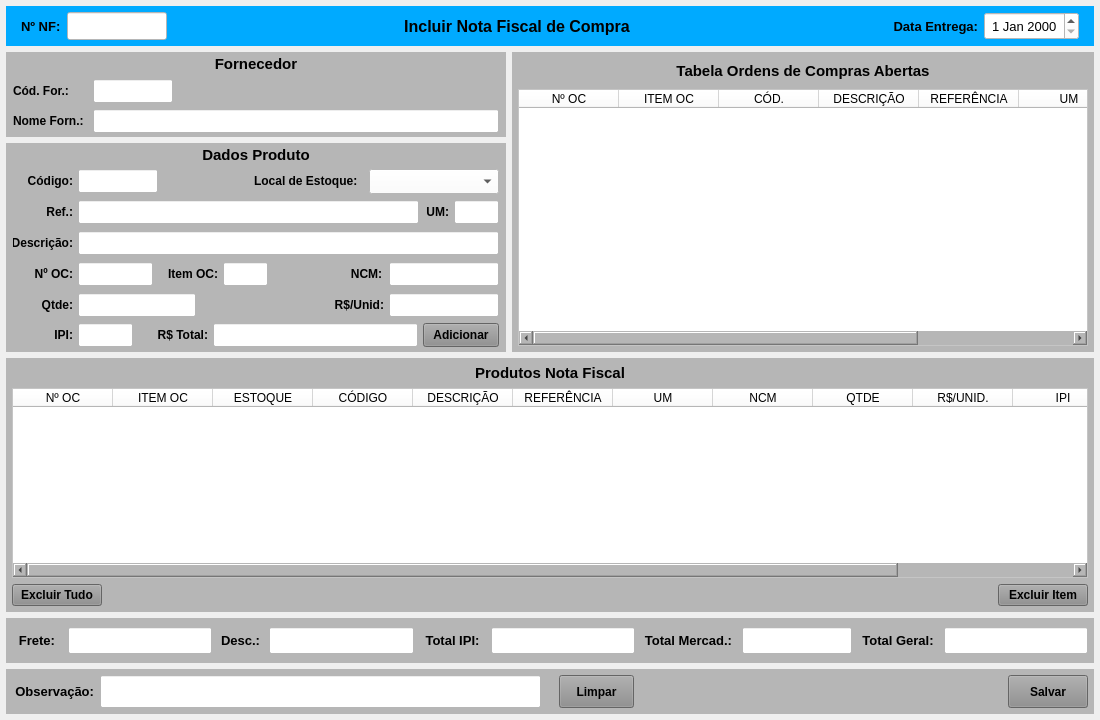
Azevedo84/erp_suzuki, file forms/tela_nf_compra_incluir.ui: the form before one commit.
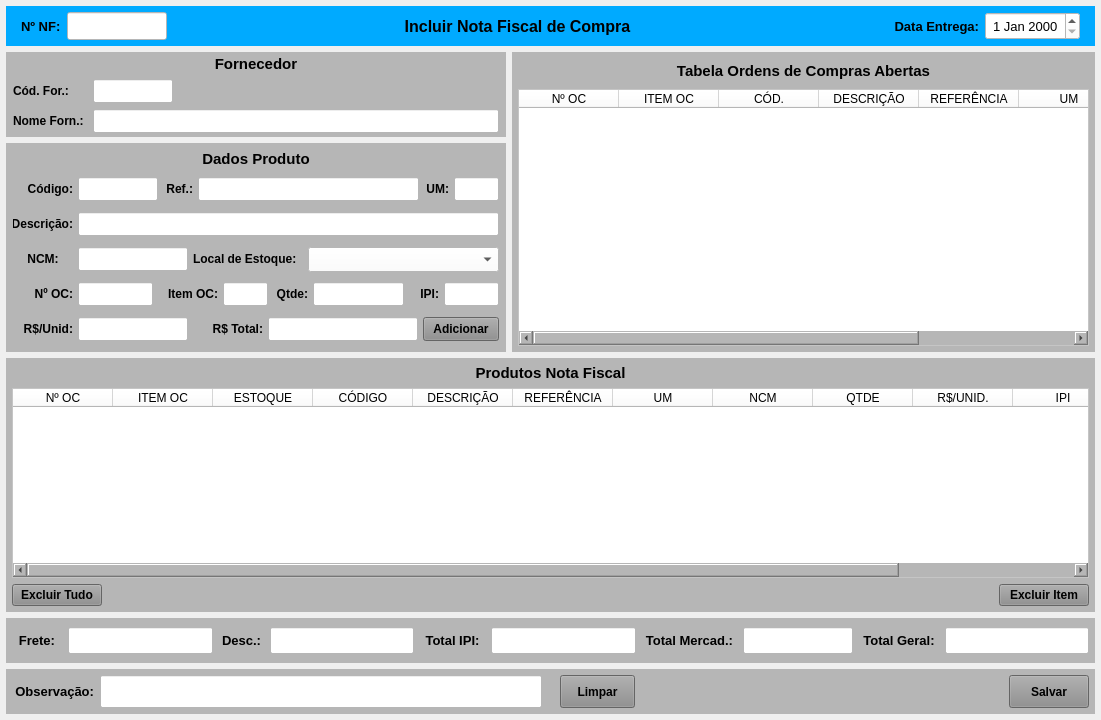
The form after the commit.

Patch:
```diff
--- a/forms/tela_nf_compra_incluir.ui
+++ b/forms/tela_nf_compra_incluir.ui
@@ -6,7 +6,7 @@
    <rect>
     <x>0</x>
     <y>0</y>
-    <width>1100</width>
+    <width>1101</width>
     <height>720</height>
    </rect>
   </property>
@@ -691,123 +691,16 @@
                  </widget>
                 </item>
                 <item>
-                 <widget class="QLabel" name="label_14">
-                  <property name="text">
-                   <string/>
-                  </property>
-                 </widget>
-                </item>
-                <item>
-                 <widget class="QLabel" name="label_34">
-                  <property name="minimumSize">
-                   <size>
-                    <width>110</width>
-                    <height>0</height>
-                   </size>
-                  </property>
-                  <property name="maximumSize">
-                   <size>
-                    <width>110</width>
-                    <height>16777215</height>
-                   </size>
-                  </property>
-                  <property name="font">
-                   <font>
-                    <pointsize>9</pointsize>
-                    <weight>75</weight>
-                    <bold>true</bold>
-                   </font>
-                  </property>
-                  <property name="text">
-                   <string>Local de Estoque:</string>
-                  </property>
-                  <property name="alignment">
-                   <set>Qt::AlignLeading|Qt::AlignLeft|Qt::AlignVCenter</set>
-                  </property>
-                 </widget>
-                </item>
-                <item>
-                 <widget class="QComboBox" name="combo_Local_Estoque">
-                  <property name="sizePolicy">
-                   <sizepolicy hsizetype="Preferred" vsizetype="Preferred">
-                    <horstretch>0</horstretch>
-                    <verstretch>0</verstretch>
-                   </sizepolicy>
-                  </property>
-                  <property name="minimumSize">
-                   <size>
-                    <width>130</width>
-                    <height>25</height>
-                   </size>
-                  </property>
-                  <property name="maximumSize">
-                   <size>
-                    <width>16777215</width>
-                    <height>25</height>
-                   </size>
-                  </property>
-                  <property name="font">
-                   <font>
-                    <pointsize>9</pointsize>
-                   </font>
-                  </property>
-                  <property name="styleSheet">
-                   <string notr="true">background-color: rgb(255, 255, 255);</string>
-                  </property>
-                  <item>
-                   <property name="text">
-                    <string/>
-                   </property>
-                  </item>
-                 </widget>
-                </item>
-               </layout>
-              </widget>
-             </item>
-             <item>
-              <widget class="QWidget" name="widget_21" native="true">
-               <property name="minimumSize">
-                <size>
-                 <width>0</width>
-                 <height>30</height>
-                </size>
-               </property>
-               <property name="maximumSize">
-                <size>
-                 <width>16777215</width>
-                 <height>30</height>
-                </size>
-               </property>
-               <property name="styleSheet">
-                <string notr="true"/>
-               </property>
-               <layout class="QHBoxLayout" name="horizontalLayout_24">
-                <property name="spacing">
-                 <number>5</number>
-                </property>
-                <property name="leftMargin">
-                 <number>5</number>
-                </property>
-                <property name="topMargin">
-                 <number>3</number>
-                </property>
-                <property name="rightMargin">
-                 <number>5</number>
-                </property>
-                <property name="bottomMargin">
-                 <number>3</number>
-                </property>
-                <item>
                  <widget class="QLabel" name="label_63">
                   <property name="minimumSize">
                    <size>
-                    <width>60</width>
+                    <width>30</width>
                     <height>0</height>
                    </size>
                   </property>
                   <property name="maximumSize">
                    <size>
-                    <width>60</width>
+                    <width>30</width>
                     <height>16777215</height>
                    </size>
                   </property>
@@ -1034,6 +927,168 @@
                </layout>
               </widget>
              </item>
+             <item>
+              <widget class="QWidget" name="widget_21" native="true">
+               <property name="minimumSize">
+                <size>
+                 <width>0</width>
+                 <height>30</height>
+                </size>
+               </property>
+               <property name="maximumSize">
+                <size>
+                 <width>16777215</width>
+                 <height>30</height>
+                </size>
+               </property>
+               <property name="styleSheet">
+                <string notr="true"/>
+               </property>
+               <layout class="QHBoxLayout" name="horizontalLayout_24">
+                <property name="spacing">
+                 <number>5</number>
+                </property>
+                <property name="leftMargin">
+                 <number>5</number>
+                </property>
+                <property name="topMargin">
+                 <number>3</number>
+                </property>
+                <property name="rightMargin">
+                 <number>5</number>
+                </property>
+                <property name="bottomMargin">
+                 <number>3</number>
+                </property>
+                <item>
+                 <widget class="QLabel" name="label_27">
+                  <property name="minimumSize">
+                   <size>
+                    <width>60</width>
+                    <height>0</height>
+                   </size>
+                  </property>
+                  <property name="maximumSize">
+                   <size>
+                    <width>60</width>
+                    <height>16777215</height>
+                   </size>
+                  </property>
+                  <property name="font">
+                   <font>
+                    <pointsize>9</pointsize>
+                    <weight>75</weight>
+                    <bold>true</bold>
+                   </font>
+                  </property>
+                  <property name="text">
+                   <string>NCM:</string>
+                  </property>
+                  <property name="alignment">
+                   <set>Qt::AlignCenter</set>
+                  </property>
+                 </widget>
+                </item>
+                <item>
+                 <widget class="QLineEdit" name="line_NCM">
+                  <property name="sizePolicy">
+                   <sizepolicy hsizetype="Preferred" vsizetype="Preferred">
+                    <horstretch>0</horstretch>
+                    <verstretch>0</verstretch>
+                   </sizepolicy>
+                  </property>
+                  <property name="minimumSize">
+                   <size>
+                    <width>110</width>
+                    <height>0</height>
+                   </size>
+                  </property>
+                  <property name="maximumSize">
+                   <size>
+                    <width>110</width>
+                    <height>16777215</height>
+                   </size>
+                  </property>
+                  <property name="font">
+                   <font>
+                    <pointsize>9</pointsize>
+                   </font>
+                  </property>
+                  <property name="styleSheet">
+                   <string notr="true">background-color: rgb(255, 255, 255);</string>
+                  </property>
+                  <property name="alignment">
+                   <set>Qt::AlignCenter</set>
+                  </property>
+                 </widget>
+                </item>
+                <item>
+                 <widget class="QLabel" name="label_34">
+                  <property name="minimumSize">
+                   <size>
+                    <width>110</width>
+                    <height>0</height>
+                   </size>
+                  </property>
+                  <property name="maximumSize">
+                   <size>
+                    <width>110</width>
+                    <height>16777215</height>
+                   </size>
+                  </property>
+                  <property name="font">
+                   <font>
+                    <pointsize>9</pointsize>
+                    <weight>75</weight>
+                    <bold>true</bold>
+                   </font>
+                  </property>
+                  <property name="text">
+                   <string>Local de Estoque:</string>
+                  </property>
+                  <property name="alignment">
+                   <set>Qt::AlignLeading|Qt::AlignLeft|Qt::AlignVCenter</set>
+                  </property>
+                 </widget>
+                </item>
+                <item>
+                 <widget class="QComboBox" name="combo_Local_Estoque">
+                  <property name="sizePolicy">
+                   <sizepolicy hsizetype="Preferred" vsizetype="Preferred">
+                    <horstretch>0</horstretch>
+                    <verstretch>0</verstretch>
+                   </sizepolicy>
+                  </property>
+                  <property name="minimumSize">
+                   <size>
+                    <width>130</width>
+                    <height>25</height>
+                   </size>
+                  </property>
+                  <property name="maximumSize">
+                   <size>
+                    <width>16777215</width>
+                    <height>25</height>
+                   </size>
+                  </property>
+                  <property name="font">
+                   <font>
+                    <pointsize>9</pointsize>
+                   </font>
+                  </property>
+                  <property name="styleSheet">
+                   <string notr="true">background-color: rgb(255, 255, 255);</string>
+                  </property>
+                  <item>
+                   <property name="text">
+                    <string/>
+                   </property>
+                  </item>
+                 </widget>
+                </item>
+               </layout>
+              </widget>
+             </item>
              <item>
               <widget class="QWidget" name="widget_29" native="true">
                <property name="minimumSize">
@@ -1195,118 +1250,16 @@
                  </widget>
                 </item>
                 <item>
-                 <widget class="QLabel" name="label">
-                  <property name="text">
-                   <string/>
-                  </property>
-                 </widget>
-                </item>
-                <item>
-                 <widget class="QLabel" name="label_27">
-                  <property name="minimumSize">
-                   <size>
-                    <width>35</width>
-                    <height>0</height>
-                   </size>
-                  </property>
-                  <property name="maximumSize">
-                   <size>
-                    <width>35</width>
-                    <height>16777215</height>
-                   </size>
-                  </property>
-                  <property name="font">
-                   <font>
-                    <pointsize>9</pointsize>
-                    <weight>75</weight>
-                    <bold>true</bold>
-                   </font>
-                  </property>
-                  <property name="text">
-                   <string>NCM:</string>
-                  </property>
-                  <property name="alignment">
-                   <set>Qt::AlignCenter</set>
-                  </property>
-                 </widget>
-                </item>
-                <item>
-                 <widget class="QLineEdit" name="line_NCM">
-                  <property name="sizePolicy">
-                   <sizepolicy hsizetype="Preferred" vsizetype="Preferred">
-                    <horstretch>0</horstretch>
-                    <verstretch>0</verstretch>
-                   </sizepolicy>
-                  </property>
-                  <property name="minimumSize">
-                   <size>
-                    <width>110</width>
-                    <height>0</height>
-                   </size>
-                  </property>
-                  <property name="maximumSize">
-                   <size>
-                    <width>110</width>
-                    <height>16777215</height>
-                   </size>
-                  </property>
-                  <property name="font">
-                   <font>
-                    <pointsize>9</pointsize>
-                   </font>
-                  </property>
-                  <property name="styleSheet">
-                   <string notr="true">background-color: rgb(255, 255, 255);</string>
-                  </property>
-                  <property name="alignment">
-                   <set>Qt::AlignCenter</set>
-                  </property>
-                 </widget>
-                </item>
-               </layout>
-              </widget>
-             </item>
-             <item>
-              <widget class="QWidget" name="widget_30" native="true">
-               <property name="minimumSize">
-                <size>
-                 <width>0</width>
-                 <height>30</height>
-                </size>
-               </property>
-               <property name="maximumSize">
-                <size>
-                 <width>16777215</width>
-                 <height>30</height>
-                </size>
-               </property>
-               <layout class="QHBoxLayout" name="horizontalLayout_28">
-                <property name="spacing">
-                 <number>5</number>
-                </property>
-                <property name="leftMargin">
-                 <number>5</number>
-                </property>
-                <property name="topMargin">
-                 <number>3</number>
-                </property>
-                <property name="rightMargin">
-                 <number>5</number>
-                </property>
-                <property name="bottomMargin">
-                 <number>3</number>
-                </property>
-                <item>
                  <widget class="QLabel" name="label_41">
                   <property name="minimumSize">
                    <size>
-                    <width>60</width>
+                    <width>35</width>
                     <height>0</height>
                    </size>
                   </property>
                   <property name="maximumSize">
                    <size>
-                    <width>60</width>
+                    <width>35</width>
                     <height>16777215</height>
                    </size>
                   </property>
@@ -1374,12 +1327,98 @@
                  </widget>
                 </item>
                 <item>
-                 <widget class="QLabel" name="label_32">
+                 <widget class="QLabel" name="label_65">
+                  <property name="minimumSize">
+                   <size>
+                    <width>30</width>
+                    <height>0</height>
+                   </size>
+                  </property>
+                  <property name="maximumSize">
+                   <size>
+                    <width>30</width>
+                    <height>16777215</height>
+                   </size>
+                  </property>
+                  <property name="font">
+                   <font>
+                    <pointsize>9</pointsize>
+                    <weight>75</weight>
+                    <bold>true</bold>
+                   </font>
+                  </property>
                   <property name="text">
-                   <string/>
+                   <string>IPI:</string>
                   </property>
+                  <property name="alignment">
+                   <set>Qt::AlignRight|Qt::AlignTrailing|Qt::AlignVCenter</set>
+                  </property>
                  </widget>
                 </item>
+                <item>
+                 <widget class="QLineEdit" name="line_Ipi">
+                  <property name="sizePolicy">
+                   <sizepolicy hsizetype="Preferred" vsizetype="Preferred">
+                    <horstretch>0</horstretch>
+                    <verstretch>0</verstretch>
+                   </sizepolicy>
+                  </property>
+                  <property name="minimumSize">
+                   <size>
+                    <width>55</width>
+                    <height>0</height>
+                   </size>
+                  </property>
+                  <property name="maximumSize">
+                   <size>
+                    <width>55</width>
+                    <height>16777215</height>
+                   </size>
+                  </property>
+                  <property name="styleSheet">
+                   <string notr="true">background-color: rgb(255, 255, 255);</string>
+                  </property>
+                  <property name="alignment">
+                   <set>Qt::AlignCenter</set>
+                  </property>
+                 </widget>
+                </item>
+               </layout>
+              </widget>
+             </item>
+             <item>
+              <widget class="QWidget" name="widget_31" native="true">
+               <property name="minimumSize">
+                <size>
+                 <width>0</width>
+                 <height>30</height>
+                </size>
+               </property>
+               <property name="maximumSize">
+                <size>
+                 <width>16777215</width>
+                 <height>30</height>
+                </size>
+               </property>
+               <property name="styleSheet">
+                <string notr="true"/>
+               </property>
+               <layout class="QHBoxLayout" name="horizontalLayout_29">
+                <property name="spacing">
+                 <number>5</number>
+                </property>
+                <property name="leftMargin">
+                 <number>5</number>
+                </property>
+                <property name="topMargin">
+                 <number>3</number>
+                </property>
+                <property name="rightMargin">
+                 <number>5</number>
+                </property>
+                <property name="bottomMargin">
+                 <number>3</number>
+                </property>
                 <item>
                  <widget class="QLabel" name="label_42">
                   <property name="minimumSize">
@@ -1460,99 +1499,6 @@
                   </property>
                  </widget>
                 </item>
-               </layout>
-              </widget>
-             </item>
-             <item>
-              <widget class="QWidget" name="widget_31" native="true">
-               <property name="minimumSize">
-                <size>
-                 <width>0</width>
-                 <height>30</height>
-                </size>
-               </property>
-               <property name="maximumSize">
-                <size>
-                 <width>16777215</width>
-                 <height>30</height>
-                </size>
-               </property>
-               <property name="styleSheet">
-                <string notr="true"/>
-               </property>
-               <layout class="QHBoxLayout" name="horizontalLayout_29">
-                <property name="spacing">
-                 <number>5</number>
-                </property>
-                <property name="leftMargin">
-                 <number>5</number>
-                </property>
-                <property name="topMargin">
-                 <number>3</number>
-                </property>
-                <property name="rightMargin">
-                 <number>5</number>
-                </property>
-                <property name="bottomMargin">
-                 <number>3</number>
-                </property>
-                <item>
-                 <widget class="QLabel" name="label_65">
-                  <property name="minimumSize">
-                   <size>
-                    <width>60</width>
-                    <height>0</height>
-                   </size>
-                  </property>
-                  <property name="maximumSize">
-                   <size>
-                    <width>60</width>
-                    <height>16777215</height>
-                   </size>
-                  </property>
-                  <property name="font">
-                   <font>
-                    <pointsize>9</pointsize>
-                    <weight>75</weight>
-                    <bold>true</bold>
-                   </font>
-                  </property>
-                  <property name="text">
-                   <string>IPI:</string>
-                  </property>
-                  <property name="alignment">
-                   <set>Qt::AlignRight|Qt::AlignTrailing|Qt::AlignVCenter</set>
-                  </property>
-                 </widget>
-                </item>
-                <item>
-                 <widget class="QLineEdit" name="line_Ipi">
-                  <property name="sizePolicy">
-                   <sizepolicy hsizetype="Preferred" vsizetype="Preferred">
-                    <horstretch>0</horstretch>
-                    <verstretch>0</verstretch>
-                   </sizepolicy>
-                  </property>
-                  <property name="minimumSize">
-                   <size>
-                    <width>55</width>
-                    <height>0</height>
-                   </size>
-                  </property>
-                  <property name="maximumSize">
-                   <size>
-                    <width>55</width>
-                    <height>16777215</height>
-                   </size>
-                  </property>
-                  <property name="styleSheet">
-                   <string notr="true">background-color: rgb(255, 255, 255);</string>
-                  </property>
-                  <property name="alignment">
-                   <set>Qt::AlignCenter</set>
-                  </property>
-                 </widget>
-                </item>
                 <item>
                  <widget class="QLabel" name="label_66">
                   <property name="minimumSize">
```
Left out of the diff: 18 changed lines with no effect on the pictures.
